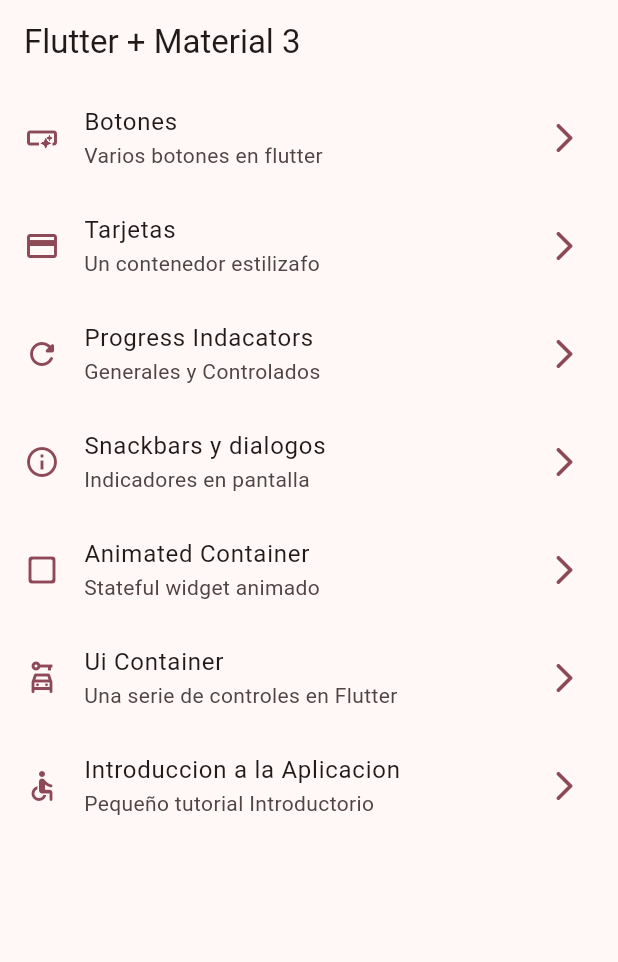
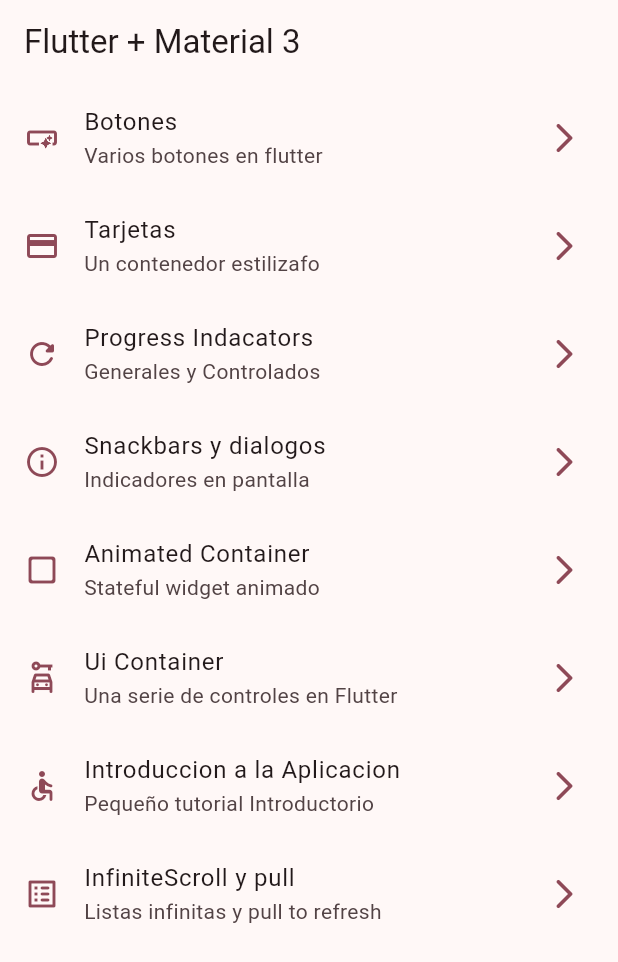
Before and after one commit to Aslyash73/AppProvider, a Flutter app: the screen it shows after launch, on a phone screen of 412 x 824 dp. Shown: the top 962 px of the screen. Run offline on Flutter 3.47's test engine with Material 2 defaults, Android fonts, the phone set to English and light mode, and no system bars; our stand-ins replace animate_do, go_router.

Commit message:
infinite scroll

```diff
--- a/lib/config/menu/menu_item.dart
+++ b/lib/config/menu/menu_item.dart
@@ -50,4 +50,9 @@ const appMenuItems = <MenuItem>[
       subTitle: 'Pequeño tutorial Introductorio',
       link: '/tutorial',
       icon: Icons.accessible_rounded),
+  MenuItem(
+      title: 'InfiniteScroll y pull',
+      subTitle: 'Listas infinitas y pull to refresh',
+      link: '/infinite',
+      icon: Icons.list_alt_rounded),
 ];
--- a/lib/config/router/app_router.dart
+++ b/lib/config/router/app_router.dart
@@ -7,6 +7,7 @@ import 'package:widgets_app/presentation/screens/snackbar/snackbar_screen.dart';
 
 import '../../presentation/screens/animated/animated_screen.dart';
 import '../../presentation/screens/app_tutorial/app_tutorial_screen.dart';
+import '../../presentation/screens/infinite_scroll/infinite_scroll_screen.dart';
 import '../../presentation/screens/ui_controls/ui_controls_screen.dart';
 
 // GoRouter configuration
@@ -50,8 +51,13 @@ final appRouter = GoRouter(
     ),
     GoRoute(
       path: '/tutorial',
-      name: TutorialScreen.name,
-      builder: (context, state) => const TutorialScreen(),
+      name: infiniteScreen.name,
+      builder: (context, state) => const infiniteScreen(),
+    ),
+    GoRoute(
+      path: '/infinite',
+      name: InfiniteScrollScreen.name,
+      builder: (context, state) => const InfiniteScrollScreen(),
     ),
   ],
 );
```
Also changed, not shown: lib/presentation/screens/app_tutorial/app_tutorial_screen.dart (+4 -4 lines), lib/presentation/screens/infinite_scroll/infinite_scroll_screen.dart (+87 -2 lines).
